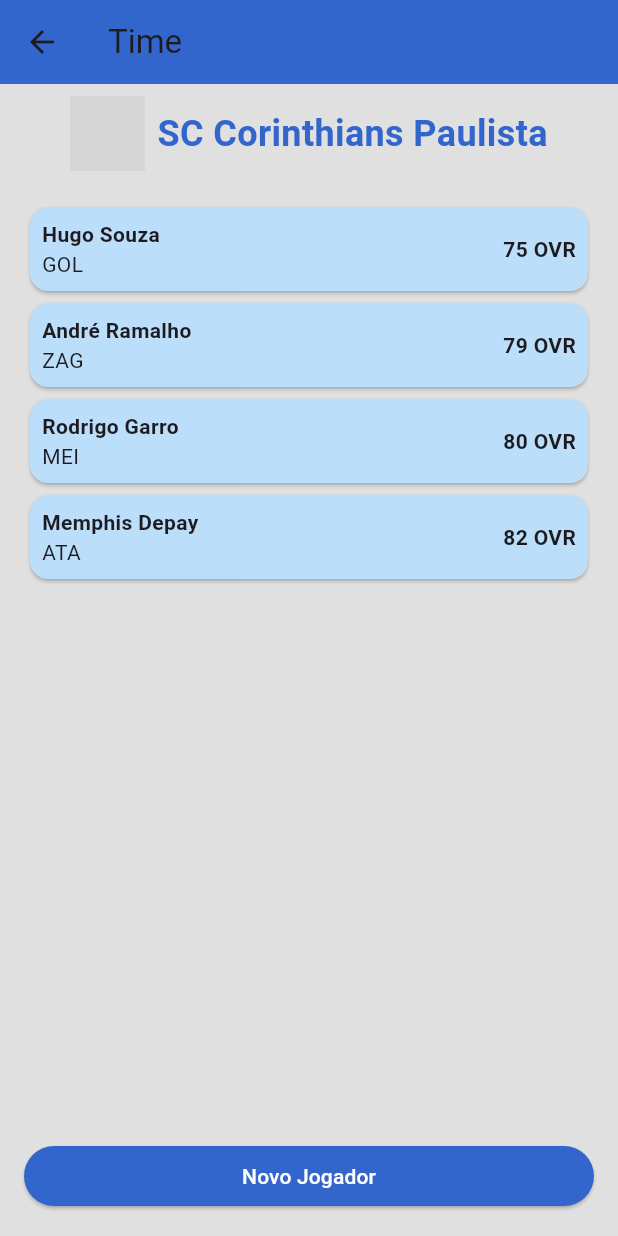
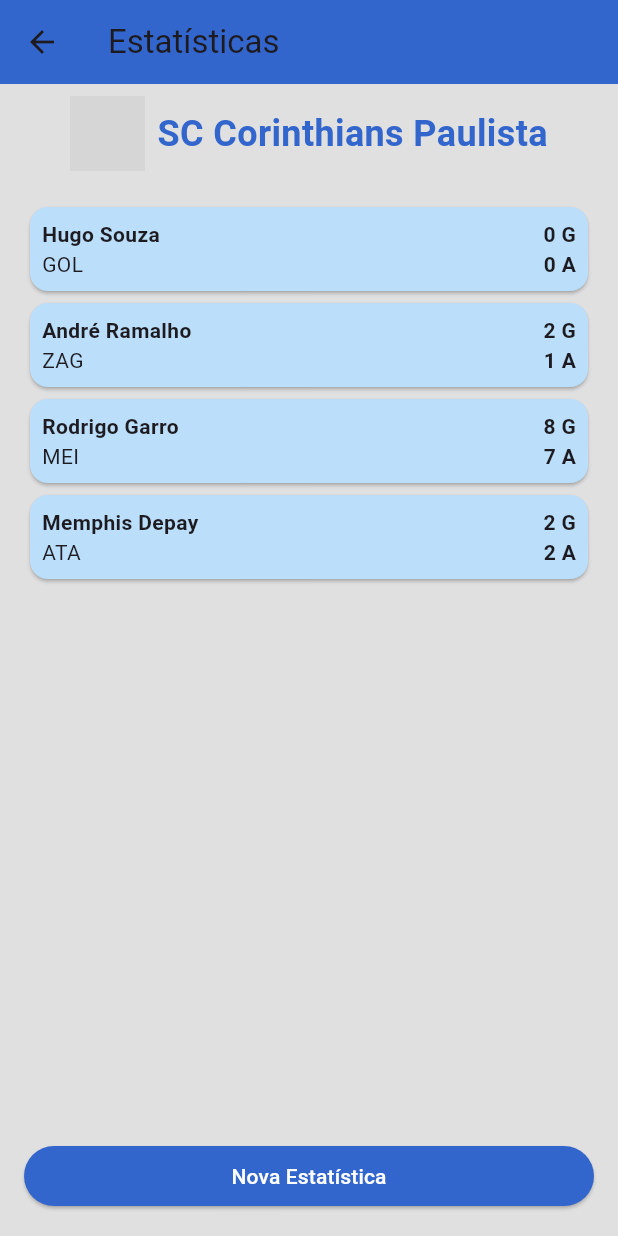
Before and after one commit to idkdrew/ProjetoLambretaFlutter, a Flutter app: the OptionSelectionView screen opened by its route, after a tap on "Estatísticas", on a phone screen of 412 x 824 dp. Run offline on Flutter 3.47's test engine with Material 3 defaults, Android fonts, the phone set to English and light mode, and no system bars; accounts and stored records are empty; network calls fail; grey boxes are pictures that could not be loaded.

```diff
--- a/lib/main.dart
+++ b/lib/main.dart
@@ -1,5 +1,6 @@
 // main.dart
 import 'package:flutter/material.dart';
+import 'package:projetolambreta/view/statistics_view.dart';
 import 'view/option_selection_view.dart';
 import 'view/login_view.dart';
 import 'view/team_selection_view.dart';
@@ -22,6 +23,7 @@ class MyApp extends StatelessWidget {
         '/team': (context) => TeamScreen(),
         '/career': (context) => SelectionScreen(),
         '/menu': (context) => OptionSelectionView(),
+        '/statistics': (context) => StatisticsScreen(),
       },
     );
   }
--- a/lib/view/option_selection_view.dart
+++ b/lib/view/option_selection_view.dart
@@ -1,7 +1,7 @@
 import 'package:flutter/material.dart';
 import 'package:projetolambreta/view/team_view.dart';
 import 'package:projetolambreta/view/results_view.dart';
-// import 'package:projetolambreta/view/statistics_view.dart';
+import 'package:projetolambreta/view/statistics_view.dart';
 import 'package:projetolambreta/widget/custom_app_bar.dart';
 import '../widget/career_card.dart';
 
@@ -60,7 +60,7 @@ class OptionSelectionView extends StatelessWidget {
                     onTap: () {
                       Navigator.push(
                         context,
-                        MaterialPageRoute(builder: (context) => TeamScreen()),
+                        MaterialPageRoute(builder: (context) => StatisticsScreen()),
                       );
                     },
                   ),
--- a/lib/view/statistics_view.dart
+++ b/lib/view/statistics_view.dart
@@ -0,0 +1,72 @@
+import 'package:flutter/material.dart';
+import 'package:projetolambreta/widget/custom_app_bar.dart';
+import 'package:projetolambreta/view/new_statistics_view.dart';
+import '../widget/player_card.dart';
+import '../widget/custom_button.dart';
+
+class StatisticsScreen extends StatelessWidget {
+  const StatisticsScreen({super.key});
+
+  @override
+  Widget build(BuildContext context) {
+    return Scaffold(
+      backgroundColor: const Color(0xFFE0E0E0),
+      appBar: CustomAppBar(title: "Estatísticas"),
+      body: Padding(
+        padding: const EdgeInsets.symmetric(horizontal: 16.0, vertical: 8.0),
+        child: Column(
+          crossAxisAlignment: CrossAxisAlignment.stretch,
+          children: [
+            // Título e logo
+            Row(
+              mainAxisAlignment: MainAxisAlignment.center,
+              children: [
+                Image.network(
+                  'https://logodetimes.com/times/corinthians/logo-corinthians-512.png',
+                  height: 50,
+                ),
+                const SizedBox(width: 8),
+                const Text(
+                  'SC Corinthians Paulista',
+                  style: TextStyle(
+                    fontSize: 24,
+                    fontWeight: FontWeight.bold,
+                    color: Color(0xFF3366CC),
+                  ),
+                ),
+              ],
+            ),
+            const SizedBox(height: 20),
+
+            // Lista de jogadores com estatísticas de gols e assistências
+            Expanded(
+              child: ListView(
+                children: const [
+                  PlayerCard(name: 'Hugo Souza', position: 'GOL', goals: 0, assists: 0),
+                  PlayerCard(name: 'André Ramalho', position: 'ZAG', goals: 2, assists: 1),
+                  PlayerCard(name: 'Rodrigo Garro', position: 'MEI', goals: 8, assists: 7),
+                  PlayerCard(name: 'Memphis Depay', position: 'ATA', goals: 2, assists: 2),
+                ],
+              ),
+            ),
+
+            // Botão para nova estatística
+            Padding(
+              padding: const EdgeInsets.only(top: 16.0, bottom: 8.0),
+              child: CustomButton(
+                text: 'Nova Estatística',
+                onPressed: () {
+                  // Navegar para a tela de cadastro de nova estatística
+                  Navigator.push(
+                    context,
+                    MaterialPageRoute(builder: (context) => const NewStatisticsScreen()),
+                  );
+                },
+              ),
+            ),
+          ],
+        ),
+      ),
+    );
+  }
+}
--- a/lib/view/team_selection_view.dart
+++ b/lib/view/team_selection_view.dart
@@ -1,5 +1,6 @@
 import 'package:flutter/material.dart';
 import 'package:projetolambreta/view/option_selection_view.dart';
+import 'package:projetolambreta/view/new_team_view.dart';
 import 'package:projetolambreta/widget/custom_app_bar.dart';
 import '../widget/career_card.dart';
 import '../widget/custom_button.dart';
@@ -69,7 +70,10 @@ class SelectionScreen extends StatelessWidget {
               child: CustomButton(
                 text: 'Nova Carreira',
                 onPressed: () {
-                  // Ação para iniciar uma nova carreira
+                  Navigator.push(
+                    context,
+                    MaterialPageRoute(builder: (context) => NewTeamScreen()),
+                  );
                 },
               ),
             ),
--- a/lib/widget/player_card.dart
+++ b/lib/widget/player_card.dart
@@ -3,13 +3,17 @@ import 'package:flutter/material.dart';
 class PlayerCard extends StatelessWidget {
   final String name;
   final String position;
-  final int ovr;
+  final int? ovr; // Parâmetro opcional
+  final int? goals; // Parâmetro opcional
+  final int? assists; // Parâmetro opcional
 
   const PlayerCard({
     super.key,
     required this.name,
     required this.position,
-    required this.ovr,
+    this.ovr,
+    this.goals,
+    this.assists,
   });
 
   @override
@@ -28,8 +32,16 @@ class PlayerCard extends StatelessWidget {
                 Text(position),
               ],
             ),
-            Text('$ovr OVR',
-                style: const TextStyle(fontWeight: FontWeight.bold)),
+            if (ovr != null) // Exibe o OVR apenas se ele estiver disponível
+              Text('$ovr OVR', style: const TextStyle(fontWeight: FontWeight.bold)),
+            if (goals != null && assists != null) // Exibe gols e assistências apenas se ambos estiverem disponíveis
+              Column(
+                crossAxisAlignment: CrossAxisAlignment.end,
+                children: [
+                  Text('$goals G', style: const TextStyle(fontWeight: FontWeight.bold)),
+                  Text('$assists A', style: const TextStyle(fontWeight: FontWeight.bold)),
+                ],
+              ),
           ],
         ),
       ),
--- /dev/null
+++ b/settings.json
@@ -0,0 +1,4 @@
+{
+    "editor.bracketPairColorization.enabled": true,
+    "editor.guides.bracketPairs":"active"
+}
```
Also changed, not shown: lib/view/new_player_view.dart (added, +146 -0 lines), lib/view/new_results_view.dart (added, +158 -0 lines), lib/view/new_statistics_view.dart (added, +133 -0 lines), lib/view/new_team_view.dart (added, +91 -0 lines), lib/view/results_view.dart (+5 -2 lines), lib/view/team_view.dart (+6 -1 lines).
